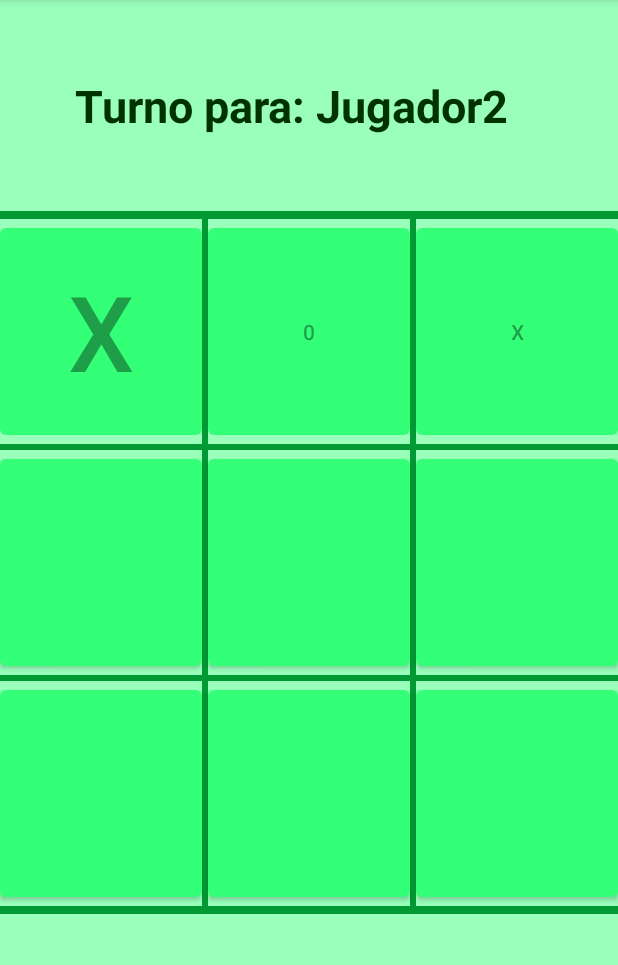
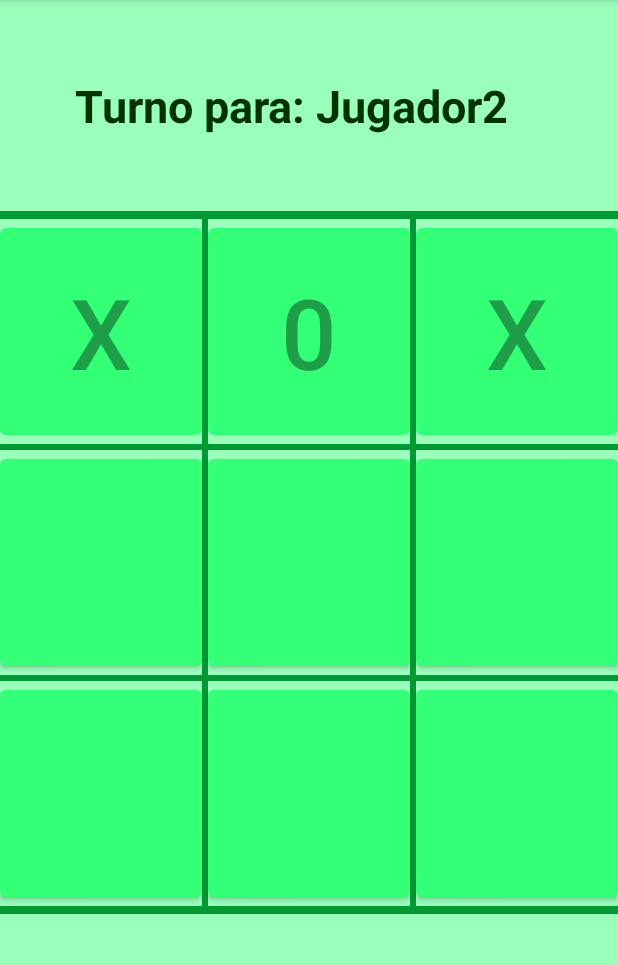
Before and after one commit to irisquerol/3EnRaya, an Android app: the screen it shows after launch (TicTacToeActivity), after a tap on an icon or button, on a phone screen of 412 x 824 dp, the part 84-1049 px from its top. Run offline under Robolectric (Android 15) with nearby library versions, the phone set to English and light mode, and no system bars; 2 other taps on this screen came first.

Commit message:
made the button X and O the same sizes

```diff
--- a/app/src/main/res/layout/activity_main.xml
+++ b/app/src/main/res/layout/activity_main.xml
@@ -44,7 +44,7 @@
                     android:layout_width="0dp"
                     android:layout_height="match_parent"
                     android:layout_weight="1"
-                    android:textSize="70sp"
+                    android:textSize="65sp"
                     app:backgroundTint="@color/green2" />
 
                 <View
@@ -57,6 +57,7 @@
                     android:layout_width="0dp"
                     android:layout_height="match_parent"
                     android:layout_weight="1"
+                    android:textSize="65sp"
                     app:backgroundTint="@color/green2" />
 
                 <View
@@ -69,6 +70,7 @@
                     android:layout_width="0dp"
                     android:layout_height="match_parent"
                     android:layout_weight="1"
+                    android:textSize="65sp"
                     app:backgroundTint="@color/green2" />
 
 
```
